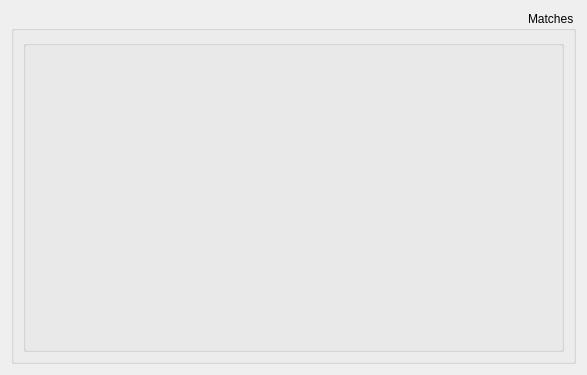
nournia/ketabkhaane, file Client/reghaabat/usermain.ui: the form before one commit.
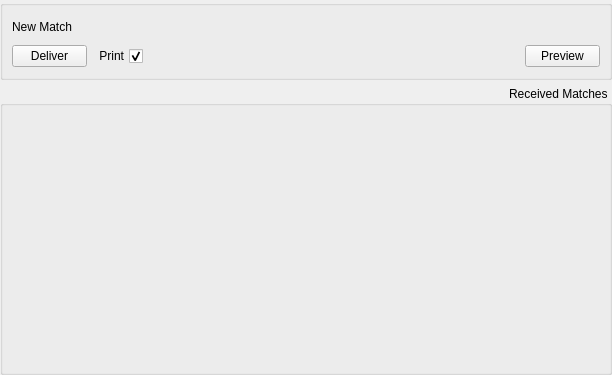
The form after the commit.

Commit message: added deliver match ui

Diff of the .ui file:
```diff
--- a/Client/reghaabat/usermain.ui
+++ b/Client/reghaabat/usermain.ui
@@ -6,7 +6,7 @@
    <rect>
     <x>0</x>
     <y>0</y>
-    <width>587</width>
+    <width>612</width>
     <height>375</height>
    </rect>
   </property>
@@ -17,23 +17,113 @@
    <enum>Qt::RightToLeft</enum>
   </property>
   <layout class="QVBoxLayout" name="verticalLayout">
+   <property name="margin">
+    <number>0</number>
+   </property>
    <item>
-    <widget class="QGroupBox" name="groupBox">
+    <widget class="QGroupBox" name="groupBox_2">
+     <property name="enabled">
+      <bool>true</bool>
+     </property>
+     <property name="maximumSize">
+      <size>
+       <width>16777215</width>
+       <height>80</height>
+      </size>
+     </property>
      <property name="title">
-      <string>Matches</string>
+      <string/>
      </property>
      <layout class="QVBoxLayout" name="verticalLayout_2">
       <item>
-       <widget class="QGroupBox" name="gMatches">
-        <property name="title">
-         <string/>
-        </property>
-        <layout class="QVBoxLayout" name="verticalLayout_3"/>
+       <layout class="QHBoxLayout" name="horizontalLayout">
+        <item>
+         <widget class="QLabel" name="label">
+          <property name="text">
+           <string>New Match</string>
+          </property>
+         </widget>
+        </item>
+       </layout>
+      </item>
+      <item>
+       <widget class="QWidget" name="newMatchButtons" native="true">
+        <layout class="QHBoxLayout" name="horizontalLayout_3">
+         <property name="margin">
+          <number>0</number>
+         </property>
+         <item>
+          <widget class="QPushButton" name="bPreview">
+           <property name="maximumSize">
+            <size>
+             <width>75</width>
+             <height>16777215</height>
+            </size>
+           </property>
+           <property name="text">
+            <string>Preview</string>
+           </property>
+          </widget>
+         </item>
+         <item>
+          <spacer name="horizontalSpacer">
+           <property name="orientation">
+            <enum>Qt::Horizontal</enum>
+           </property>
+           <property name="sizeHint" stdset="0">
+            <size>
+             <width>40</width>
+             <height>20</height>
+            </size>
+           </property>
+          </spacer>
+         </item>
+         <item>
+          <widget class="QCheckBox" name="cPrint">
+           <property name="maximumSize">
+            <size>
+             <width>50</width>
+             <height>16777215</height>
+            </size>
+           </property>
+           <property name="text">
+            <string>Print</string>
+           </property>
+           <property name="checked">
+            <bool>true</bool>
+           </property>
+          </widget>
+         </item>
+         <item>
+          <widget class="QPushButton" name="bDeliver">
+           <property name="enabled">
+            <bool>true</bool>
+           </property>
+           <property name="maximumSize">
+            <size>
+             <width>75</width>
+             <height>16777215</height>
+            </size>
+           </property>
+           <property name="text">
+            <string>Deliver</string>
+           </property>
+          </widget>
+         </item>
+        </layout>
        </widget>
       </item>
      </layout>
     </widget>
    </item>
+   <item>
+    <widget class="QGroupBox" name="gMatches">
+     <property name="title">
+      <string>Received Matches</string>
+     </property>
+     <layout class="QVBoxLayout" name="verticalLayout_3"/>
+    </widget>
+   </item>
   </layout>
  </widget>
  <resources/>
```
Left out of the diff: 5 changed lines with no effect on the pictures. The commit also changes 5 other files.
